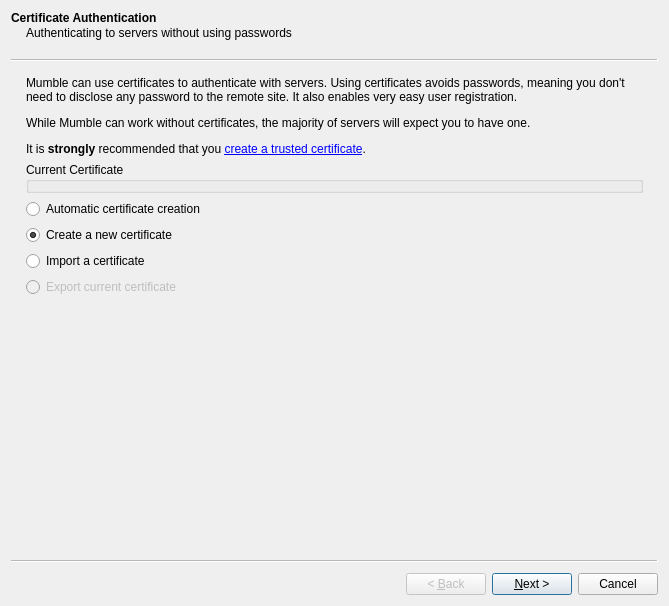
First picture: the form in src/mumble/Cert.ui, repository mumble-voip/mumble, before the edit.
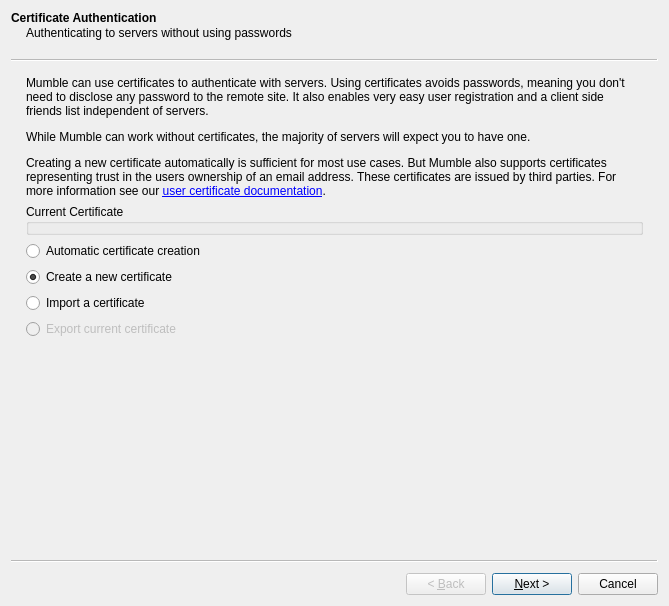
Second picture: the form after the edit. Icons and pictures are not drawn. Custom widgets are drawn as their Qt base class.

Commit message:
Fix #3021: Update cert wizard introductory text
* Drop strong recommendation of issued email certificates
* Mention friends list independent of servers
* Mention user certificate automatic creation vs third party email
certificates

```diff
--- a/src/mumble/Cert.ui
+++ b/src/mumble/Cert.ui
@@ -30,11 +30,7 @@
     <item>
      <widget class="QLabel" name="qlIntroText">
       <property name="text">
-       <string>&lt;p&gt;Mumble can use certificates to authenticate with servers. Using certificates avoids passwords, meaning you don't need to disclose any password to the remote site. It also enables very easy user registration.&lt;/p&gt;&lt;p&gt;While Mumble can work without certificates, the majority of servers will expect you to have one.&lt;/p&gt;
-&lt;p&gt;
-It is &lt;b&gt;strongly&lt;/b&gt; recommended that you &lt;a href=&quot;http://mumble.info/certificate.php&quot;&gt;create a trusted certificate&lt;/a&gt;.
-&lt;/p&gt;
-</string>
+       <string>&lt;p&gt;Mumble can use certificates to authenticate with servers. Using certificates avoids passwords, meaning you don't need to disclose any password to the remote site. It also enables very easy user registration and a client side friends list independent of servers.&lt;/p&gt;&lt;p&gt;While Mumble can work without certificates, the majority of servers will expect you to have one.&lt;/p&gt;&lt;p&gt;Creating a new certificate automatically is sufficient for most use cases. But Mumble also supports certificates representing trust in the users ownership of an email address. These certificates are issued by third parties. For more information see our &lt;a href=&quot;http://mumble.info/certificate.php&quot;&gt;user certificate documentation&lt;/a&gt;. &lt;/p&gt;</string>
       </property>
       <property name="wordWrap">
        <bool>true</bool>
```
